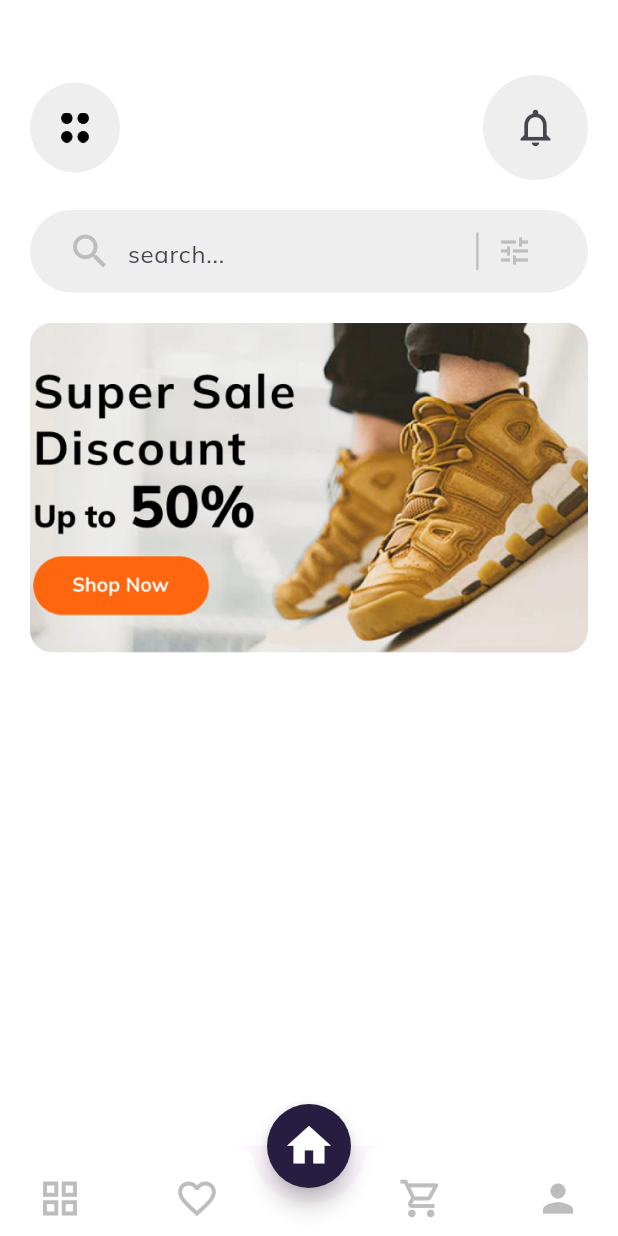
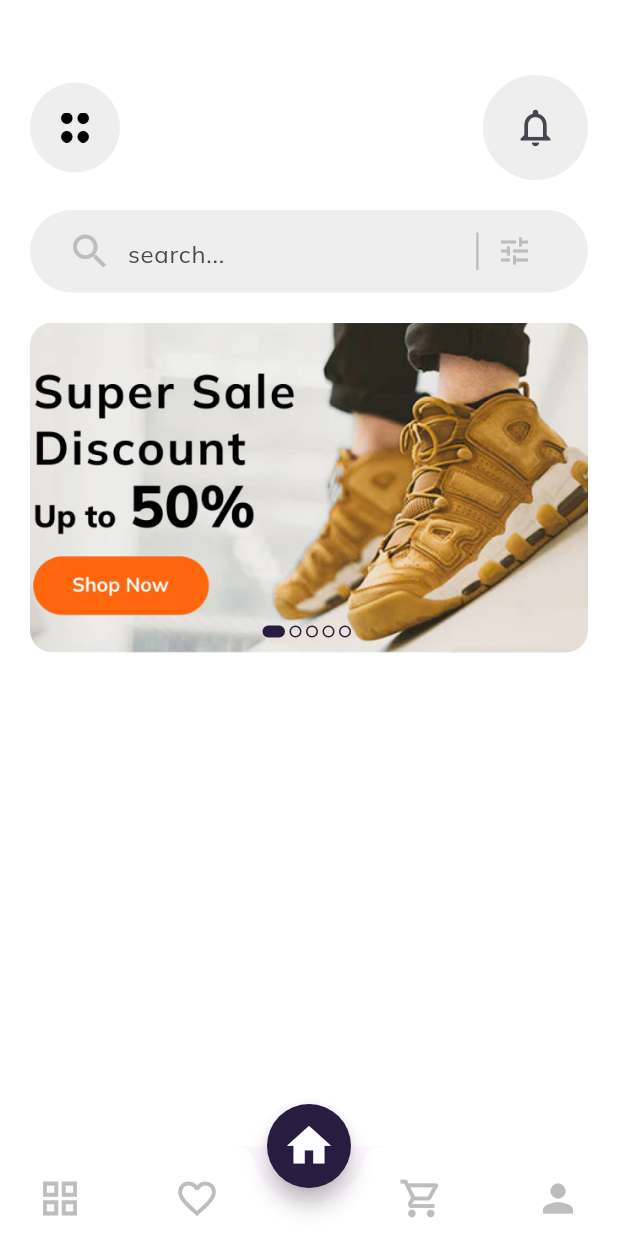
Before and after one commit to mkasang/ecommm, a Flutter app: the screen it shows after launch, on a phone screen of 412 x 824 dp. Run offline on Flutter 3.47's test engine with Material 3 defaults, Android fonts, the phone set to English and light mode, and no system bars; our stand-ins replace google_fonts.

Commit message:
Finish slide

```diff
--- a/lib/screens/home/home_screen.dart
+++ b/lib/screens/home/home_screen.dart
@@ -12,25 +12,33 @@ class HomeScreen extends StatefulWidget {
 }
 
 class _HomeScreenState extends State<HomeScreen> {
+  int currentSlider = 0;
   @override
   Widget build(BuildContext context) {
-    return const Scaffold(
+    return Scaffold(
       backgroundColor: MkasColor.white,
       body: SingleChildScrollView(
         child: Padding(
-          padding: EdgeInsets.all(20),
+          padding: const EdgeInsets.all(20),
           child: Column(
             crossAxisAlignment: CrossAxisAlignment.start,
             children: [
-              SizedBox(height: 30),
+              const SizedBox(height: 30),
               // Custom Appbar
-              CustumAppBar(),
-              SizedBox(height: 20),
+              const CustumAppBar(),
+              const SizedBox(height: 20),
               //search bar
-              MkSearchBar(),
-              SizedBox(height: 20),
+              const MkSearchBar(),
+              const SizedBox(height: 20),
               //Slider
-              ImageSlider(),
+              ImageSlider(
+                currentSlide: currentSlider,
+                onchange: (value) {
+                  setState(() {
+                    currentSlider = value;
+                  });
+                },
+              ),
             ],
           ),
         ),
--- a/lib/screens/home/widgets/image_slider.dart
+++ b/lib/screens/home/widgets/image_slider.dart
@@ -1,7 +1,11 @@
+import 'package:ecommm/constants.dart';
 import 'package:flutter/material.dart';
 
 class ImageSlider extends StatelessWidget {
-  const ImageSlider({super.key});
+  final Function(int) onchange;
+  final int currentSlide;
+  const ImageSlider(
+      {super.key, required this.onchange, required this.currentSlide});
 
   @override
   Widget build(BuildContext context) {
@@ -14,6 +18,7 @@ class ImageSlider extends StatelessWidget {
             borderRadius: BorderRadius.circular(15),
             child: PageView(
               scrollDirection: Axis.horizontal,
+              onPageChanged: onchange,
               allowImplicitScrolling: true,
               physics: const ClampingScrollPhysics(),
               children: [
@@ -22,7 +27,7 @@ class ImageSlider extends StatelessWidget {
                   fit: BoxFit.cover,
                 ),
                 Image.asset(
-                  "images/images1.png",
+                  "images/image1.png",
                   fit: BoxFit.cover,
                 ),
                 Image.asset(
@@ -32,7 +37,30 @@ class ImageSlider extends StatelessWidget {
               ],
             ),
           ),
-        )
+        ),
+        Positioned.fill(
+            bottom: 10,
+            child: Align(
+              alignment: Alignment.bottomCenter,
+              child: Row(
+                mainAxisAlignment: MainAxisAlignment.center,
+                children: List.generate(
+                  5,
+                  (index) => AnimatedContainer(
+                    duration: const Duration(milliseconds: 300),
+                    width: currentSlide == index ? 15 : 8,
+                    height: 8,
+                    margin: const EdgeInsets.only(right: 3),
+                    decoration: BoxDecoration(
+                        borderRadius: BorderRadius.circular(18),
+                        color: currentSlide == index
+                            ? MkasColor.primaryColor
+                            : Colors.transparent,
+                        border: Border.all(color: MkasColor.primaryColor)),
+                  ),
+                ),
+              ),
+            ))
       ],
     );
   }
```
